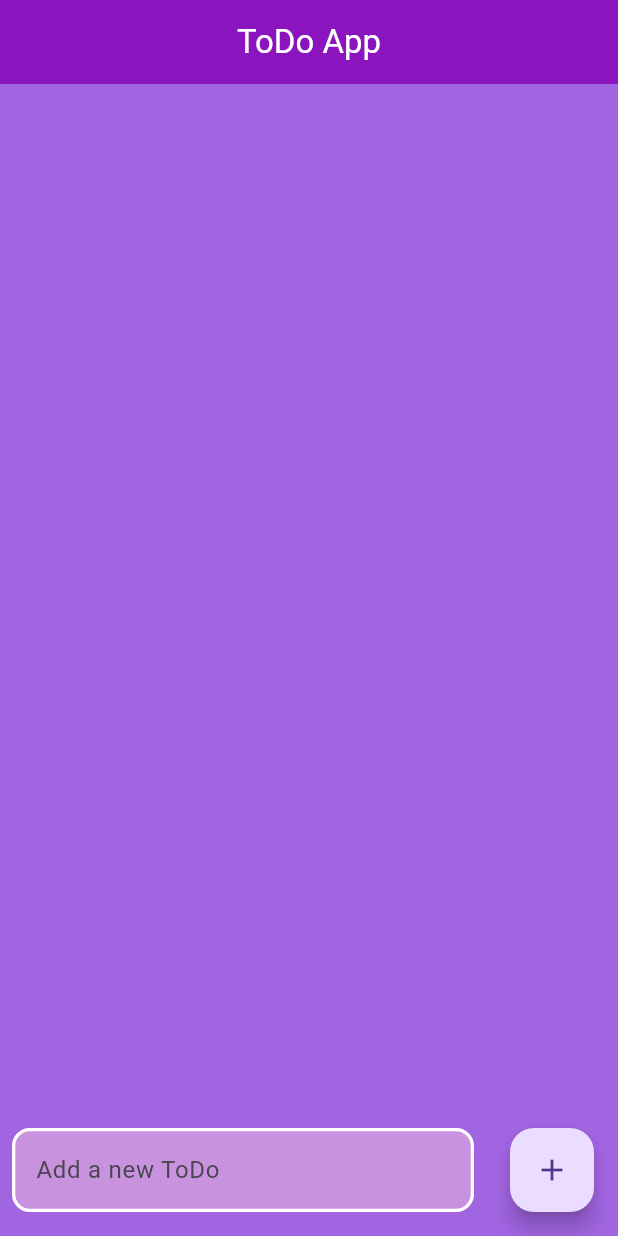
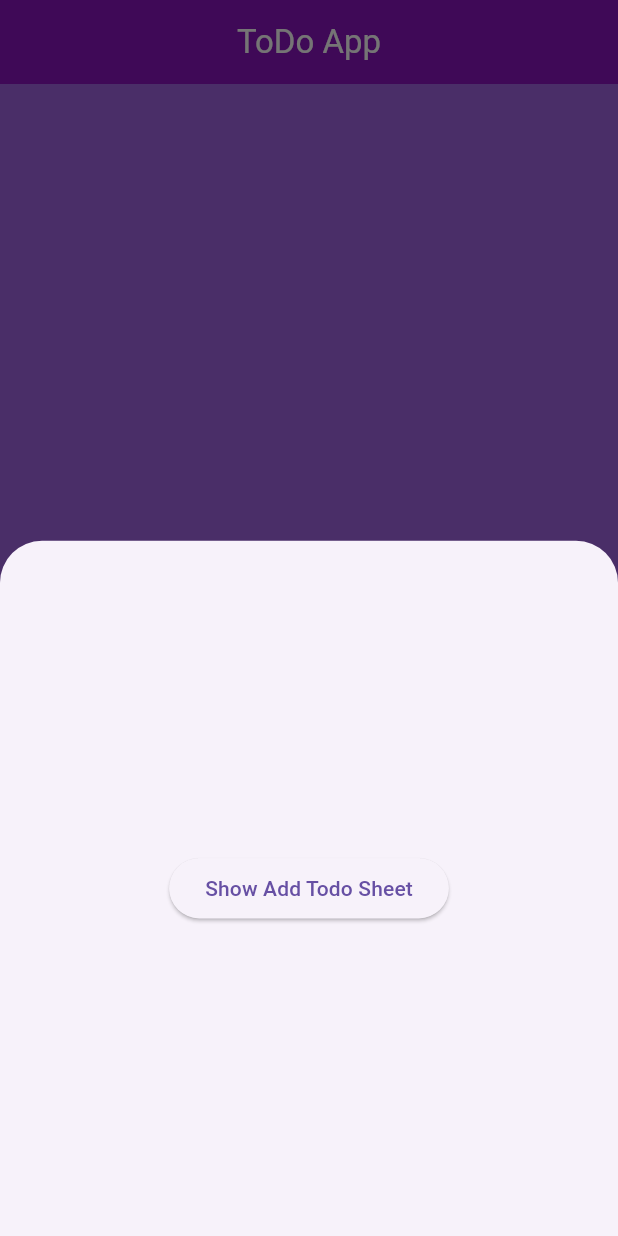
Before and after one commit to SeymenOzdes/ToDoApp, a Flutter app: the screen it shows after launch, after a tap on the "add" icon, on a phone screen of 412 x 824 dp. Run offline on Flutter 3.47's test engine with Material 3 defaults, Android fonts, the phone set to English and light mode, and no system bars; our stand-ins replace flutter_slidable, logger, sqflite; accounts and stored records are empty.

```diff
--- /dev/null
+++ b/lib/adding_todo_sheet.dart
@@ -0,0 +1,50 @@
+import 'package:flutter/material.dart';
+
+class AddingTodoSheet extends StatefulWidget {
+  const AddingTodoSheet({super.key});
+
+  @override
+  _AddingTodoSheetState createState() => _AddingTodoSheetState();
+}
+
+class _AddingTodoSheetState extends State<AddingTodoSheet> {
+  @override
+  Widget build(BuildContext context) {
+    return Center(
+      child: ElevatedButton(
+        onPressed: () {
+          showBottomSheet(
+            context: context,
+            builder: (BuildContext context) {
+              return Container(
+                color: Colors.white,
+                padding: const EdgeInsets.all(16.0),
+                child: Column(
+                  mainAxisSize: MainAxisSize.min,
+                  children: [
+                    const Text(
+                      'Add a new ToDo',
+                      style: TextStyle(fontSize: 24),
+                    ),
+                    ElevatedButton(
+                      onPressed: () {
+                        Navigator.pop(context);
+                      },
+                      child: const Text('Add Task'),
+                    ),
+                  ],
+                ),
+              );
+            },
+          );
+        },
+        child: const Text('Show Add Todo Sheet'),
+      ),
+    );
+  }
+
+  @override
+  void dispose() {
+    super.dispose();
+  }
+}
--- a/lib/home_page.dart
+++ b/lib/home_page.dart
@@ -1,9 +1,10 @@
+import 'dart:async';
+import 'package:first_app/adding_todo_sheet.dart';
 import 'package:first_app/todo_model.dart';
 import 'package:first_app/database_helper.dart';
 import 'package:first_app/todo_item.dart';
 import 'package:flutter/material.dart';
 import 'package:logger/logger.dart';
-import 'package:flutter_slidable/flutter_slidable.dart';
 
 class HomePage extends StatefulWidget {
   const HomePage({super.key});
@@ -15,18 +16,26 @@ class HomePage extends StatefulWidget {
 
 class _HomePageState extends State<HomePage> {
   List<TodoModel> todoItems = [];
+  final DatabaseHelper _databaseHelper = DatabaseHelper();
   final _textController = TextEditingController();
-  final DatabaseHelper _databaseHelper = DatabaseHelper();
   var log = Logger();
 
   @override
   void initState() {
     super.initState();
+    Timer.periodic(const Duration(seconds: 20), (timer) {
+      _databaseHelper.deleteTodo();
+
+      if (todoItems.isEmpty) {
+        timer.cancel();
+      }
+    });
     _loadTodos();
   }
 
   Future<void> _loadTodos() async {
     final todos = await _databaseHelper.getTodos();
+
     setState(() {
       todoItems = todos;
     });
@@ -40,6 +49,8 @@ class _HomePageState extends State<HomePage> {
         taskCompleted: false,
       );
       try {
+        log.i(todoItems.indexed);
+
         await _databaseHelper.insertTodo(todo);
         _textController.clear();
         await _loadTodos();
@@ -139,6 +150,12 @@ class _HomePageState extends State<HomePage> {
           FloatingActionButton(
             onPressed: () {
               saveTask();
+              showModalBottomSheet(
+                context: context,
+                builder: (BuildContext context) {
+                  return const AddingTodoSheet();
+                },
+              );
             },
             child: const Icon(Icons.add),
           ),
--- a/lib/main.dart
+++ b/lib/main.dart
@@ -1,7 +1,7 @@
 import "package:first_app/home_page.dart";
 import "package:flutter/material.dart";
 void main() {
-  runApp(const Home()); // const eklenebilir Home() başına
+  runApp(const Home());
 }
 
 class Home extends StatelessWidget {
@@ -12,7 +12,7 @@ class Home extends StatelessWidget {
     return  MaterialApp (
       title: "Home Page",
       theme: ThemeData(scaffoldBackgroundColor: const Color.fromARGB(255, 162, 101, 226)),
-      home:   const HomePage()
+      home:  const HomePage()
     );
   }
 }
```
Also changed, not shown: lib/database_helper.dart (+11 -14 lines).
